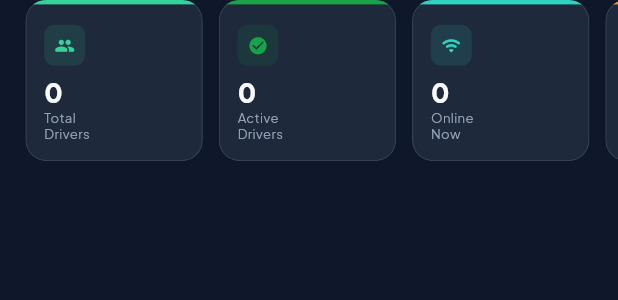
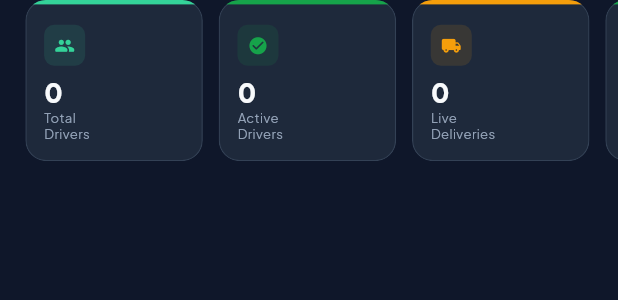
Before and after one commit to muhammed-ziyan-ummalil/sos_logistics, a Flutter app: the _StatsRow widget shown alone on an empty page, opened directly with empty values, on a phone screen of 412 x 824 dp. Shown: the top 300 px of the screen. Run offline on Flutter 3.47's test engine with Material 3 defaults, Android fonts, the phone set to English and light mode, and no system bars; our stand-ins replace dio, equatable, firebase_core, firebase_messaging, flutter_bloc, flutter_local_notifications and 8 more; missing offline and left inert: sos_auth; accounts and stored records are empty; network calls fail; statements that could not run were skipped.

Commit message:
feat(owner): remove Online Now stat card from home dashboard

```diff
--- a/lib/Screens/owner/owner_home_screen.dart
+++ b/lib/Screens/owner/owner_home_screen.dart
@@ -268,7 +268,6 @@ class _StatsRow extends StatelessWidget {
   Widget build(BuildContext context) {
     final totalDrivers = summary['total_drivers']?.toString() ?? '0';
     final activeDrivers = summary['active_drivers']?.toString() ?? '0';
-    final onlineDrivers = summary['online_drivers']?.toString() ?? '0';
     final activeDeliveries = summary['active_deliveries']?.toString() ?? '0';
     final earnings = summary['today_earnings'];
     final earningsStr = earnings != null
@@ -286,11 +285,6 @@ class _StatsRow extends StatelessWidget {
           label: 'Active\nDrivers',
           value: activeDrivers,
           color: AppDesignTokens.success),
-      _StatData(
-          icon: Icons.wifi_rounded,
-          label: 'Online\nNow',
-          value: onlineDrivers,
-          color: AppTheme.accent(context)),
       _StatData(
           icon: Icons.local_shipping_rounded,
           label: 'Live\nDeliveries',
```
